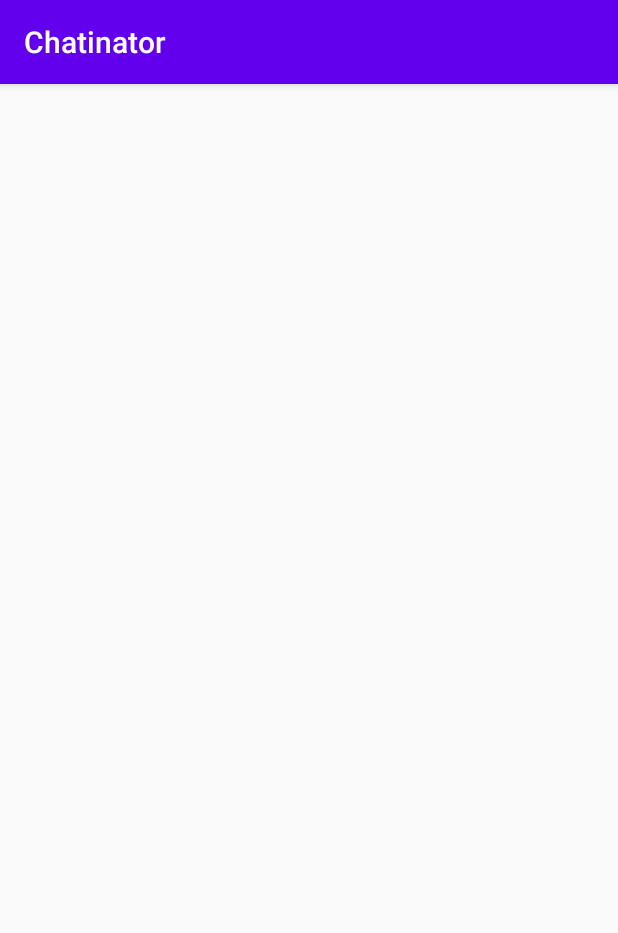
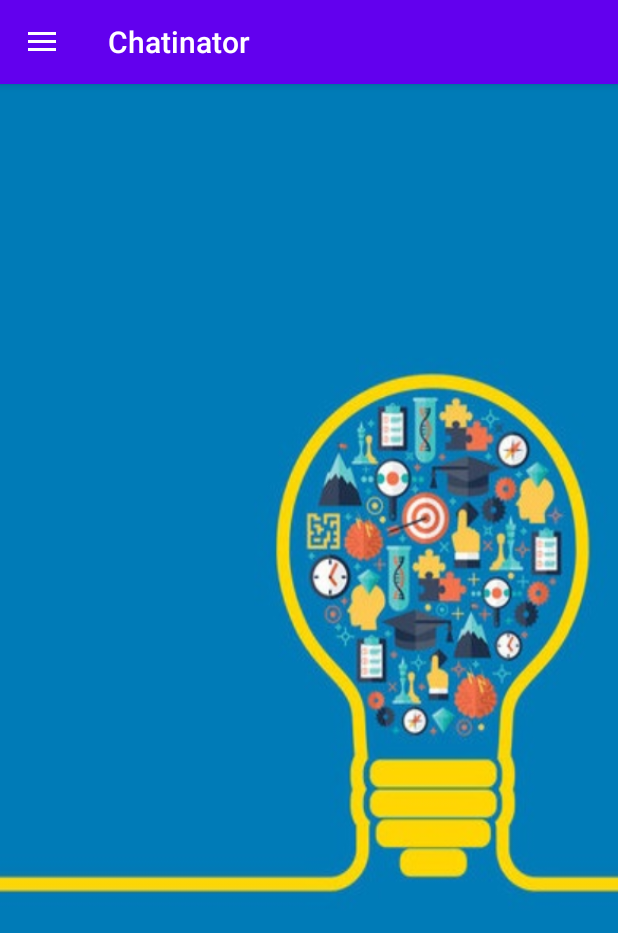
Before and after one commit to IlieIonut/Chatinator, an Android app: the CollaboratorActivity screen opened directly, with no data from a screen before it, on a phone screen of 412 x 824 dp. Shown: the top 933 px of the screen. Run offline under Robolectric (Android 15) with nearby library versions, the phone set to English and light mode, and no system bars; our stand-ins replace Firebase (no records; nobody signed in at launch, a user with empty details on screens opened directly).

Commit message:
Nav_Bar+Collaborators design

```diff
--- a/app/src/main/java/com/example/chatinator/CollaboratorActivity.kt
+++ b/app/src/main/java/com/example/chatinator/CollaboratorActivity.kt
@@ -1,11 +1,15 @@
 package com.example.chatinator
 
 import android.content.Intent
+import android.content.res.Configuration
 import androidx.appcompat.app.AppCompatActivity
 import android.os.Bundle
 import android.util.Log
+import android.view.MenuItem
 import android.view.View
 import android.widget.AdapterView
+import androidx.appcompat.app.ActionBarDrawerToggle
+import androidx.drawerlayout.widget.DrawerLayout
 import com.google.firebase.database.*
 import kotlinx.android.synthetic.main.collaborators_item.*
 import kotlinx.android.synthetic.main.collaborators_item.view.*
@@ -13,10 +17,19 @@ import kotlinx.android.synthetic.main.collaborators_layout.*
 
 class CollaboratorActivity : AppCompatActivity() {
     private val TAG = "CollaboratorActivity"
-
+    private lateinit var mDrawerLayout: DrawerLayout
+    private lateinit var mToggle: ActionBarDrawerToggle
     override fun onCreate(savedInstanceState: Bundle?) {
         super.onCreate(savedInstanceState)
+        window.setBackgroundDrawableResource(R.drawable.background)
         setContentView(R.layout.collaborators_layout)
+
+        mDrawerLayout = findViewById(R.id.collaboratorsLayout)
+        mToggle = ActionBarDrawerToggle(this@CollaboratorActivity, mDrawerLayout, R.string.navigation_drawer_open, R.string.navigation_drawer_close)
+        mDrawerLayout.addDrawerListener(mToggle)
+        mToggle.syncState()
+        supportActionBar?.setDisplayHomeAsUpEnabled(true)
+
 
         val collaboratorsDatabase : DatabaseReference = FirebaseDatabase.getInstance().getReference("users")
 
@@ -56,4 +69,21 @@ class CollaboratorActivity : AppCompatActivity() {
             }
         })
     }
+    override fun onPostCreate(savedInstanceState: Bundle?) {
+        super.onPostCreate(savedInstanceState)
+        mToggle.syncState()
+    }
+
+    override fun onConfigurationChanged(newConfig: Configuration) {
+        super.onConfigurationChanged(newConfig)
+        mToggle.onConfigurationChanged(newConfig)
+    }
+
+    override fun onOptionsItemSelected(item: MenuItem?): Boolean {
+        if (mToggle.onOptionsItemSelected(item)) {
+            return true
+        }
+        return super.onOptionsItemSelected(item)
+    }
+
 }
--- a/app/src/main/java/com/example/chatinator/ProjectActivity.kt
+++ b/app/src/main/java/com/example/chatinator/ProjectActivity.kt
@@ -10,7 +10,6 @@ import androidx.drawerlayout.widget.DrawerLayout
 import com.google.firebase.database.*
 import kotlinx.android.synthetic.main.projects_layout.*
 
-
 class ProjectActivity : AppCompatActivity() {
     private val TAG = "ProjectActivity"
     private lateinit var mDrawerLayout: DrawerLayout
@@ -19,11 +18,11 @@ class ProjectActivity : AppCompatActivity() {
         super.onCreate(savedInstanceState)
         window.setBackgroundDrawableResource(R.drawable.background)
         setContentView(R.layout.projects_layout)
-        mDrawerLayout = findViewById(R.id.menuLayout)
+
+        mDrawerLayout = findViewById(R.id.projectLayout)
         mToggle = ActionBarDrawerToggle(this@ProjectActivity, mDrawerLayout, R.string.navigation_drawer_open, R.string.navigation_drawer_close)
         mDrawerLayout.addDrawerListener(mToggle)
         mToggle.syncState()
-        window.setBackgroundDrawableResource(R.drawable.background)
         supportActionBar?.setDisplayHomeAsUpEnabled(true)
 
         val projectsDatabase: DatabaseReference = FirebaseDatabase.getInstance().getReference("projects")
--- a/app/src/main/res/layout/collaborators_layout.xml
+++ b/app/src/main/res/layout/collaborators_layout.xml
@@ -1,17 +1,37 @@
 <?xml version="1.0" encoding="utf-8"?>
-<androidx.constraintlayout.widget.ConstraintLayout
+<androidx.drawerlayout.widget.DrawerLayout
     xmlns:android="http://schemas.android.com/apk/res/android"
     xmlns:app="http://schemas.android.com/apk/res-auto"
     xmlns:tools="http://schemas.android.com/tools"
     android:layout_width="match_parent"
-    android:layout_height="match_parent">
+    android:layout_height="match_parent"
+    android:id="@+id/collaboratorsLayout"
+    >
 
     <ListView
+        android:layout_width="match_parent"
+        android:layout_height="match_parent"
         android:id="@+id/collaboratorsListView"
-        android:layout_width="409dp"
-        android:layout_height="601dp"
-        app:layout_constraintBottom_toBottomOf="parent"
-        app:layout_constraintEnd_toEndOf="parent"
-        app:layout_constraintStart_toStartOf="parent"
-        app:layout_constraintTop_toTopOf="parent" />
-</androidx.constraintlayout.widget.ConstraintLayout>
+        android:layout_marginTop="20dp"
+        android:layout_marginStart="50dp"
+        android:layout_marginBottom="20dp"
+        android:layout_marginEnd="50dp"
+        android:divider="@android:color/transparent"
+        android:dividerHeight="20dp"
+
+
+        />
+
+
+
+
+    <com.google.android.material.navigation.NavigationView
+        android:id="@+id/nav_view"
+        android:layout_width="wrap_content"
+        android:layout_height="match_parent"
+        android:layout_gravity="start"
+        android:fitsSystemWindows="true"
+        app:headerLayout="@layout/nav_header_main"
+        app:menu="@menu/activity_menu__drawer" />
+
+</androidx.drawerlayout.widget.DrawerLayout>
--- a/app/src/main/res/layout/projects_layout.xml
+++ b/app/src/main/res/layout/projects_layout.xml
@@ -5,7 +5,7 @@
     xmlns:tools="http://schemas.android.com/tools"
     android:layout_width="match_parent"
     android:layout_height="match_parent"
-    android:id="@+id/menuLayout"
+    android:id="@+id/projectLayout"
     >
 
 
--- a/app/src/main/res/layout/register_layout.xml
+++ b/app/src/main/res/layout/register_layout.xml
@@ -12,7 +12,7 @@
         android:layout_width="match_parent"
         android:layout_height="match_parent"
         android:scaleType="centerCrop"
-        android:src="@drawable/background" />
+        />
 
 
     <ImageView
```
Also changed, not shown: app/src/main/java/com/example/chatinator/CompanyActivity.kt (+28 -2 lines), app/src/main/java/com/example/chatinator/Menu_Activity.kt (+0 -7 lines), app/src/main/res/layout/collaborators_item.xml (+44 -5 lines), app/src/main/res/layout/companies_layout.xml (+13 -3 lines), app/src/main/res/layout/people_item.xml (added, +15 -0 lines).
